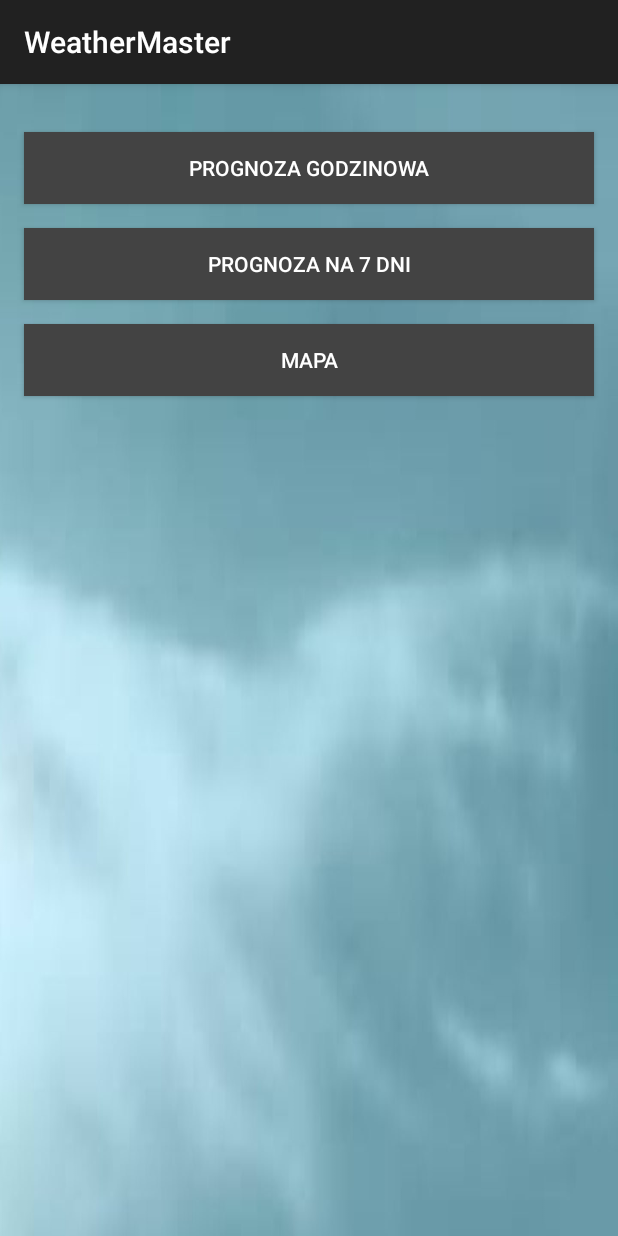
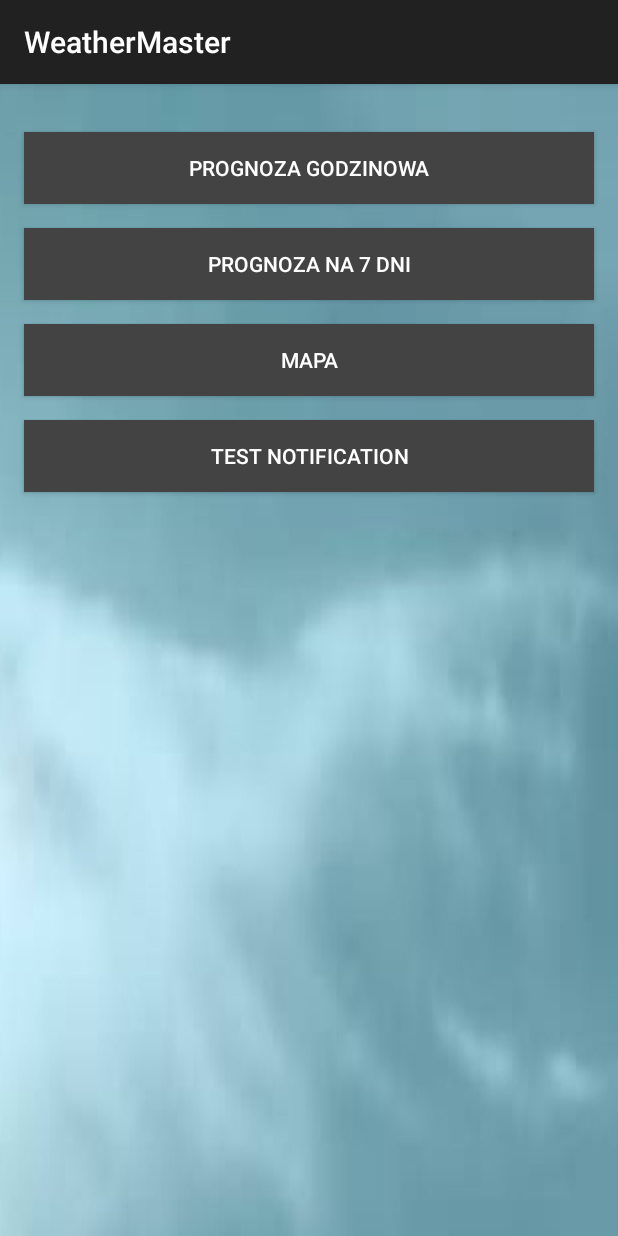
Before and after one commit to kamilmaciejczyk1/WeatherMaster, an Android app: the screen it shows after launch (MainActivity), on a phone screen of 412 x 824 dp. Run offline under Robolectric (Android 15) with nearby library versions, the phone set to English and light mode, and no system bars.

```diff
--- a/app/src/main/AndroidManifest.xml
+++ b/app/src/main/AndroidManifest.xml
@@ -7,7 +7,10 @@
     <uses-permission android:name="android.permission.ACCESS_FINE_LOCATION" />
     <uses-permission android:name="android.permission.ACCESS_COARSE_LOCATION" />
     <uses-permission android:name="android.permission.ACCESS_NETWORK_STATE" />
+    <uses-permission android:name="android.permission.POST_NOTIFICATIONS" />
     <uses-permission android:name="android.permission.WRITE_EXTERNAL_STORAGE" />
+    <uses-permission android:name="android.permission.RECEIVE_NOTIFICATIONS" />
+
     <application
         android:allowBackup="true"
         android:dataExtractionRules="@xml/data_extraction_rules"
--- a/app/src/main/res/layout/activity_main.xml
+++ b/app/src/main/res/layout/activity_main.xml
@@ -57,6 +57,19 @@
             android:layout_below="@+id/seven_days_forecast_button"
             android:layout_marginTop="16dp" />
 
+        <Button
+            android:id="@+id/simulate_alert_button"
+            android:layout_width="match_parent"
+            android:layout_height="wrap_content"
+            android:text="TEST NOTIFICATION"
+            android:textColor="@android:color/white"
+            android:layout_marginStart="16dp"
+            android:layout_marginEnd="16dp"
+            android:padding="12dp"
+            android:background="#434343"
+            android:layout_below="@+id/map_button"
+            android:layout_marginTop="16dp" />
+
     </RelativeLayout>
 
 </ScrollView>
--- /dev/null
+++ b/app/src/main/res/values/refs.xml
@@ -0,0 +1,3 @@
+<?xml version="1.0" encoding="utf-8"?>
+<resources>
+</resources>
```
Also changed, not shown: app/src/main/java/com/example/weathermaster/MainActivity.java (+102 -3 lines), app/src/main/java/com/example/weathermaster/WeatherAlertsRequest.java (+24 -15 lines), app/src/main/res/drawable/notification_icon.png (added).
